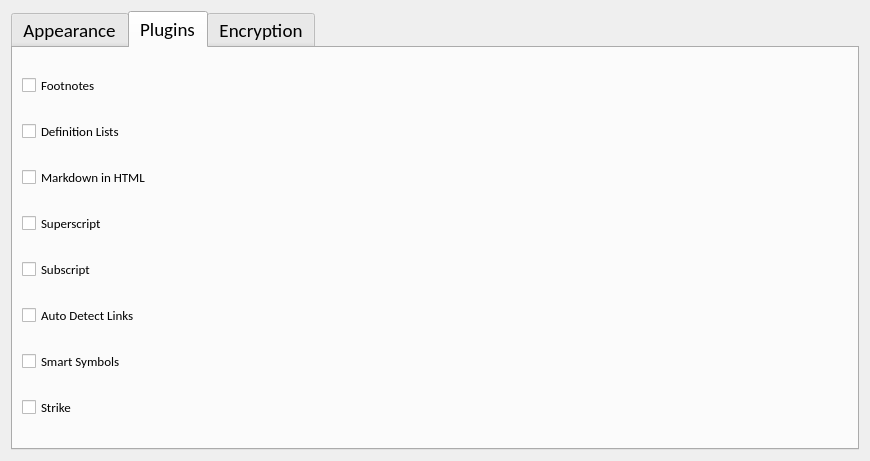
Qt form Application/GUIs/UI_files/settingsDialog2.ui (sarvagyab/Groot) before a commit.
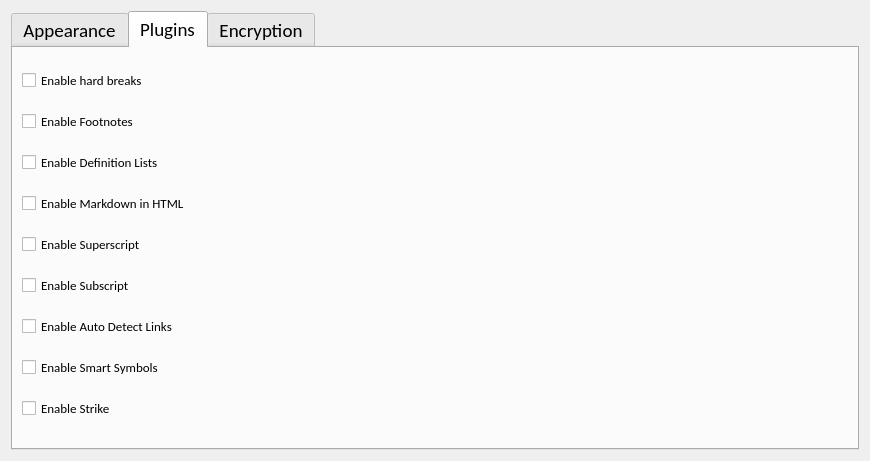
The same form after that commit.

Diff of the .ui file:
```diff
--- a/Application/GUIs/UI_files/settingsDialog2.ui
+++ b/Application/GUIs/UI_files/settingsDialog2.ui
@@ -147,6 +147,18 @@
        <string>Plugins</string>
       </attribute>
       <layout class="QVBoxLayout" name="verticalLayout">
+       <item>
+        <widget class="QCheckBox" name="hardExt">
+         <property name="font">
+          <font>
+           <pointsize>10</pointsize>
+          </font>
+         </property>
+         <property name="text">
+          <string>Enable hard breaks</string>
+         </property>
+        </widget>
+       </item>
        <item>
         <widget class="QCheckBox" name="footnotesExt">
          <property name="font">
@@ -155,7 +167,7 @@
           </font>
          </property>
          <property name="text">
-          <string>Footnotes</string>
+          <string>Enable Footnotes</string>
          </property>
         </widget>
        </item>
@@ -167,7 +179,7 @@
           </font>
          </property>
          <property name="text">
-          <string>Definition Lists</string>
+          <string>Enable Definition Lists</string>
          </property>
         </widget>
        </item>
@@ -179,7 +191,7 @@
           </font>
          </property>
          <property name="text">
-          <string>Markdown in HTML</string>
+          <string>Enable Markdown in HTML</string>
          </property>
         </widget>
        </item>
@@ -191,7 +203,7 @@
           </font>
          </property>
          <property name="text">
-          <string>Superscript</string>
+          <string>Enable Superscript</string>
          </property>
         </widget>
        </item>
@@ -203,7 +215,7 @@
           </font>
          </property>
          <property name="text">
-          <string>Subscript</string>
+          <string>Enable Subscript</string>
          </property>
         </widget>
        </item>
@@ -215,7 +227,7 @@
           </font>
          </property>
          <property name="text">
-          <string>Auto Detect Links</string>
+          <string>Enable Auto Detect Links</string>
          </property>
         </widget>
        </item>
@@ -227,7 +239,7 @@
           </font>
          </property>
          <property name="text">
-          <string>Smart Symbols</string>
+          <string>Enable Smart Symbols</string>
          </property>
         </widget>
        </item>
@@ -240,7 +252,7 @@
           </font>
          </property>
          <property name="text">
-          <string>Strike</string>
+          <string>Enable Strike</string>
          </property>
         </widget>
        </item>
```
